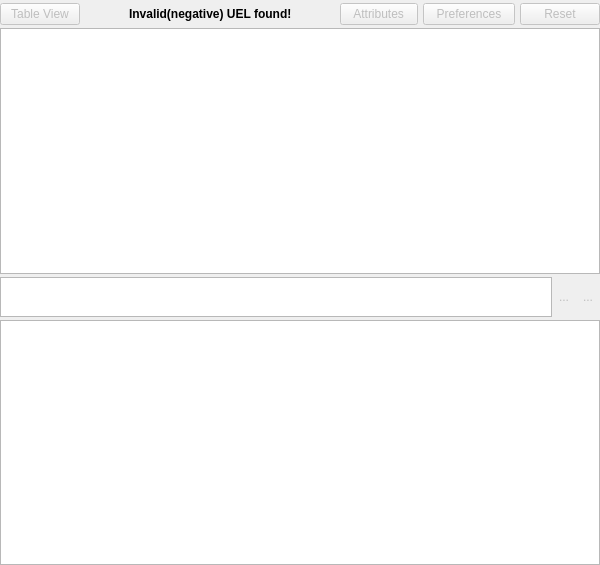
Before: the Qt Designer form src/gdxviewer/gdxsymbolview.ui in GAMS-dev/studio, drawn with Qt 5.
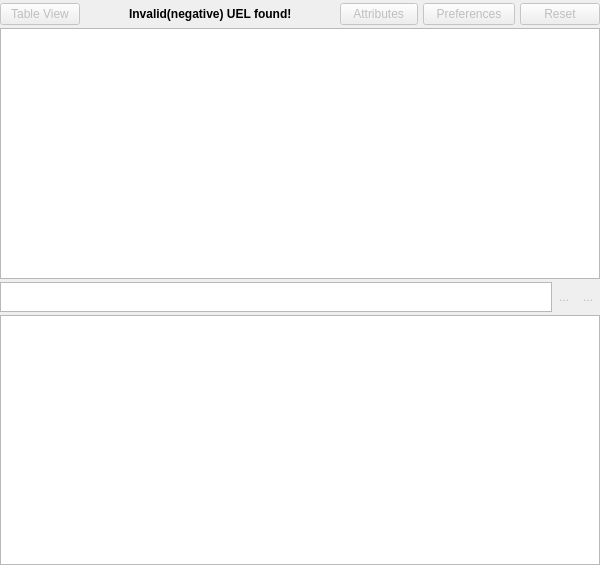
After: the same form once the commit is applied. Icons and pictures are not drawn.

```diff
--- a/src/gdxviewer/gdxsymbolview.ui
+++ b/src/gdxviewer/gdxsymbolview.ui
@@ -273,12 +273,9 @@
        <property name="maximumSize">
         <size>
          <width>16777215</width>
-         <height>40</height>
+         <height>30</height>
         </size>
        </property>
-       <property name="autoFillBackground">
-        <bool>false</bool>
-       </property>
        <property name="frameShape">
         <enum>QFrame::StyledPanel</enum>
        </property>
```
